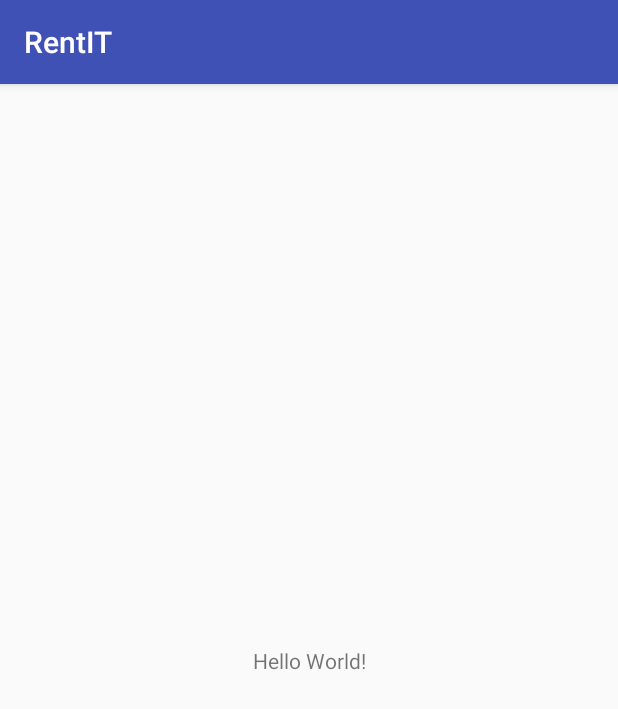
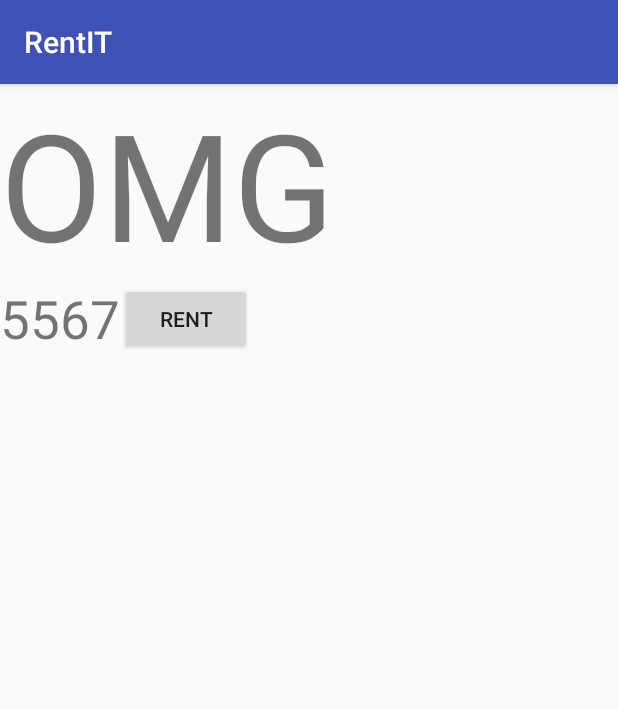
Before and after one commit to Nizaki/RentIT, an Android app: the screen it shows after launch (MainActivity), on a phone screen of 412 x 824 dp. Shown: the top 709 px of the screen. Run offline under Robolectric (Android 15) with nearby library versions, the light colour scheme and no system bars; network calls fail; 2 statements that could not run were skipped.

Commit message:
Update DBHelper

```diff
--- a/app/src/main/AndroidManifest.xml
+++ b/app/src/main/AndroidManifest.xml
@@ -8,8 +8,9 @@
         android:label="@string/app_name"
         android:roundIcon="@mipmap/ic_launcher_round"
         android:supportsRtl="true"
-        android:theme="@style/AppTheme">
-        <activity android:name=".MainActivity">
+        android:theme="@style/AppTheme"
+        android:name=".MainApplication">
+        <activity android:name=".Activitys.MainActivity">
             <intent-filter>
                 <action android:name="android.intent.action.MAIN" />
 
--- /dev/null
+++ b/app/src/main/java/tk/mdt60/rentit/Activitys/MainActivity.java
@@ -0,0 +1,56 @@
+package tk.mdt60.rentit.Activitys;
+
+import android.support.annotation.NonNull;
+import android.support.annotation.Nullable;
+import android.support.v7.app.AppCompatActivity;
+import android.os.Bundle;
+import android.view.View;
+import android.view.ViewGroup;
+import android.widget.ArrayAdapter;
+import android.widget.ListView;
+import android.widget.TextView;
+
+import org.w3c.dom.Text;
+
+import java.util.ArrayList;
+import java.util.List;
+
+import tk.mdt60.rentit.Module.RoomDetails;
+import tk.mdt60.rentit.R;
+
+public class MainActivity extends AppCompatActivity {
+    private ListView list;
+    private List<RoomDetails> rooms;
+
+    @Override
+    protected void onCreate(Bundle savedInstanceState) {
+        super.onCreate(savedInstanceState);
+        setContentView(R.layout.activity_main);
+        loadRoom();
+        loadList();
+    }
+    private void loadRoom(){
+        rooms = new ArrayList<RoomDetails>();
+        RoomDetails Room = new RoomDetails();
+        Room.ID = 5567;
+        rooms.add(Room);
+    }
+    private void loadList(){
+        list = (ListView)findViewById(R.id.roomlist);
+        ArrayAdapter<RoomDetails> adapter = new ArrayAdapter<RoomDetails>(this, R.layout.activity_main,rooms){
+            @NonNull
+            @Override
+            public View getView(int position, @Nullable View convertView, @NonNull ViewGroup parent) {
+                if(convertView == null){
+                    convertView = getLayoutInflater().inflate(R.layout.roomitem,null);
+                }
+
+                TextView RoomID = (TextView)convertView.findViewById(R.id.item_room_id);
+                RoomID.setText(String.valueOf(rooms.get(position).ID));
+
+                return convertView;
+            }
+        };
+        list.setAdapter(adapter);
+    }
+}
--- /dev/null
+++ b/app/src/main/java/tk/mdt60/rentit/DB/Constants.java
@@ -0,0 +1,4 @@
+package tk.mdt60.rentit.DB;
+
+public interface Constants {
+}
--- /dev/null
+++ b/app/src/main/java/tk/mdt60/rentit/DB/DataBaseHelper.java
@@ -0,0 +1,135 @@
+package tk.mdt60.rentit.DB;
+
+import android.content.Context;
+import android.database.SQLException;
+import android.database.sqlite.SQLiteDatabase;
+import android.database.sqlite.SQLiteException;
+import android.database.sqlite.SQLiteOpenHelper;
+import android.widget.Toast;
+
+import java.io.FileOutputStream;
+import java.io.IOException;
+import java.io.InputStream;
+import java.io.OutputStream;
+
+public class DataBaseHelper extends SQLiteOpenHelper {
+    private static String DB_PATH = "/data/data/tk.mdt60.rentit/databases/";
+
+    private static String DB_NAME = "DB";
+
+    private SQLiteDatabase myDataBase;
+
+    private final Context myContext;
+
+    public DataBaseHelper(Context context) {
+
+        super(context, DB_NAME, null, 1);
+        this.myContext = context;
+    }
+
+    public void createDataBase() throws IOException {
+
+        boolean dbExist = checkDataBase();
+
+        if (dbExist) {
+            //do nothing - database already exist
+        } else {
+
+            //By calling this method and empty database will be created into the default system path
+            //of your application so we are gonna be able to overwrite that database with our database.
+            this.getReadableDatabase();
+
+            try {
+
+                copyDataBase();
+
+            } catch (IOException e) {
+
+                throw new Error("Error copying database");
+
+            }
+        }
+
+    }
+
+    private boolean checkDataBase() {
+
+        SQLiteDatabase checkDB = null;
+
+        try {
+            String myPath = DB_PATH + DB_NAME;
+            checkDB = SQLiteDatabase.openDatabase(myPath, null, SQLiteDatabase.OPEN_READONLY);
+
+        } catch (SQLiteException e) {
+
+            //database does't exist yet.
+
+        }
+
+        if (checkDB != null) {
+
+            checkDB.close();
+
+        }
+
+        return checkDB != null ? true : false;
+    }
+
+    /**
+     * Copies your database from your local assets-folder to the just created empty database in the
+     * system folder, from where it can be accessed and handled.
+     * This is done by transfering bytestream.
+     */
+    private void copyDataBase() throws IOException {
+
+        //Open your local db as the input stream
+        InputStream myInput = myContext.getAssets().open(DB_NAME);
+
+        // Path to the just created empty db
+        String outFileName = DB_PATH + DB_NAME;
+
+        //Open the empty db as the output stream
+        OutputStream myOutput = new FileOutputStream(outFileName);
+
+        //transfer bytes from the inputfile to the outputfile
+        byte[] buffer = new byte[1024];
+        int length;
+        while ((length = myInput.read(buffer)) > 0) {
+            myOutput.write(buffer, 0, length);
+        }
+
+        //Close the streams
+        myOutput.flush();
+        myOutput.close();
+        myInput.close();
+
+    }
+
+    public void openDataBase() throws SQLException {
+
+        //Open the database
+        String myPath = DB_PATH + DB_NAME;
+        myDataBase = SQLiteDatabase.openDatabase(myPath, null, SQLiteDatabase.OPEN_READONLY);
+
+    }
+
+    @Override
+    public synchronized void close() {
+
+        if (myDataBase != null)
+            myDataBase.close();
+
+        super.close();
+
+    }
+
+    @Override
+    public void onCreate(SQLiteDatabase db) {
+
+    }
+
+    @Override
+    public void onUpgrade(SQLiteDatabase db, int oldVersion, int newVersion) {
+
+    }
+}
--- /dev/null
+++ b/app/src/main/java/tk/mdt60/rentit/MainApplication.java
@@ -0,0 +1,48 @@
+package tk.mdt60.rentit;
+
+import android.app.Application;
+import android.database.SQLException;
+import android.widget.Toast;
+
+import java.io.IOException;
+
+import tk.mdt60.rentit.DB.DataBaseHelper;
+
+public class MainApplication extends Application {
+    @Override
+    public void onCreate() {
+        super.onCreate();
+        Toast.makeText(this,"GGEZ",Toast.LENGTH_LONG).show();
+        LoadDB();
+    }
+
+    private void LoadDB() {
+        DataBaseHelper myDbHelper;
+        myDbHelper = new DataBaseHelper(this);
+
+        try {
+
+            myDbHelper.createDataBase();
+
+        } catch (IOException ioe) {
+
+            throw new Error("Unable to create database");
+
+        }
+
+        try {
+
+            myDbHelper.openDataBase();
+
+        }catch(SQLException sqle){
+
+            throw sqle;
+
+        }
+    }
+
+    @Override
+    public void onTerminate() {
+        super.onTerminate();
+    }
+}
--- /dev/null
+++ b/app/src/main/java/tk/mdt60/rentit/Module/RoomDetails.java
@@ -0,0 +1,5 @@
+package tk.mdt60.rentit.Module;
+
+public class RoomDetails {
+    public int ID;
+}
--- a/app/src/main/res/layout/activity_main.xml
+++ b/app/src/main/res/layout/activity_main.xml
@@ -1,18 +1,18 @@
 <?xml version="1.0" encoding="utf-8"?>
-<android.support.constraint.ConstraintLayout xmlns:android="http://schemas.android.com/apk/res/android"
+<LinearLayout xmlns:android="http://schemas.android.com/apk/res/android"
     xmlns:app="http://schemas.android.com/apk/res-auto"
     xmlns:tools="http://schemas.android.com/tools"
     android:layout_width="match_parent"
     android:layout_height="match_parent"
-    tools:context=".MainActivity">
-
+    android:orientation="vertical"
+    tools:context=".Activitys.MainActivity">
     <TextView
+        android:text="OMG"
+        android:textSize="99dp"
         android:layout_width="wrap_content"
-        android:layout_height="wrap_content"
-        android:text="Hello World!"
-        app:layout_constraintBottom_toBottomOf="parent"
-        app:layout_constraintLeft_toLeftOf="parent"
-        app:layout_constraintRight_toRightOf="parent"
-        app:layout_constraintTop_toTopOf="parent" />
-
-</android.support.constraint.ConstraintLayout>
+        android:layout_height="wrap_content" />
+    <ListView
+        android:id="@+id/roomlist"
+        android:layout_width="wrap_content"
+        android:layout_height="wrap_content"></ListView>
+</LinearLayout>
--- /dev/null
+++ b/app/src/main/res/layout/roomitem.xml
@@ -0,0 +1,23 @@
+<?xml version="1.0" encoding="utf-8"?>
+<LinearLayout xmlns:android="http://schemas.android.com/apk/res/android"
+    android:layout_width="match_parent"
+    android:layout_height="match_parent">
+<TextView
+    android:id="@+id/item_room_id"
+    android:text=""
+    android:textSize="35dp"
+    android:layout_width="wrap_content"
+    android:layout_height="wrap_content" />
+    <TextView
+        android:id="@+id/item_room_stats"
+        android:textSize="20dp"
+        android:layout_width="wrap_content"
+        android:layout_height="wrap_content"
+        android:layout_weight="1"/>
+    <Button
+        android:text="Rent"
+        android:id="@+id/item_room_rent"
+        android:layout_gravity="right"
+        android:layout_width="wrap_content"
+        android:layout_height="wrap_content" />
+</LinearLayout>
```
Also changed, not shown: app/src/main/java/tk/mdt60/rentit/MainActivity.java (deleted, +0 -13 lines), app/src/main/java/tk/mdt60/rentit/Module/DbHelper.java (added, +47 -0 lines), app/src/main/assets/DB.db (added).
